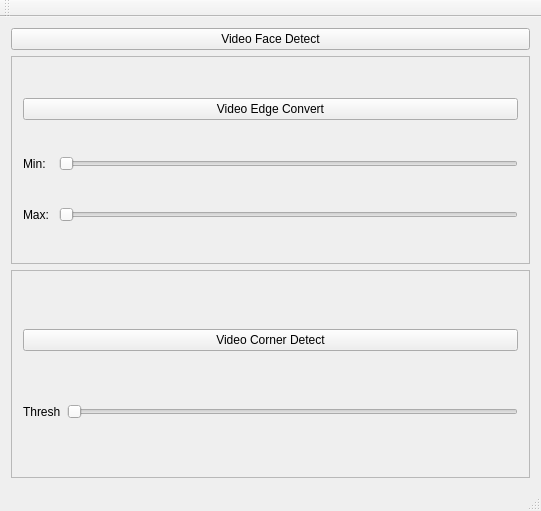
First picture: the form in mainwindow.ui, repository iegrsy/opencv, before the edit.
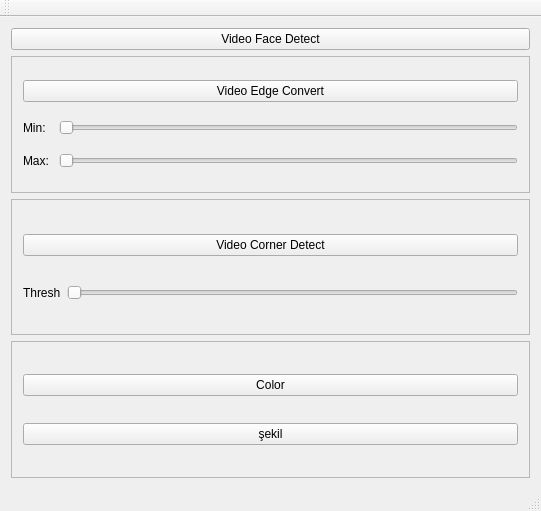
Second picture: the form after the edit.

```diff
--- a/mainwindow.ui
+++ b/mainwindow.ui
@@ -120,6 +120,32 @@
       </layout>
      </widget>
     </item>
+    <item>
+     <widget class="QFrame" name="frame_3">
+      <property name="frameShape">
+       <enum>QFrame::StyledPanel</enum>
+      </property>
+      <property name="frameShadow">
+       <enum>QFrame::Raised</enum>
+      </property>
+      <layout class="QVBoxLayout" name="verticalLayout_2">
+       <item>
+        <widget class="QPushButton" name="pushButton_4">
+         <property name="text">
+          <string>Color</string>
+         </property>
+        </widget>
+       </item>
+       <item>
+        <widget class="QPushButton" name="pushButton_5">
+         <property name="text">
+          <string>şekil</string>
+         </property>
+        </widget>
+       </item>
+      </layout>
+     </widget>
+    </item>
    </layout>
   </widget>
   <widget class="QMenuBar" name="menuBar">
```
